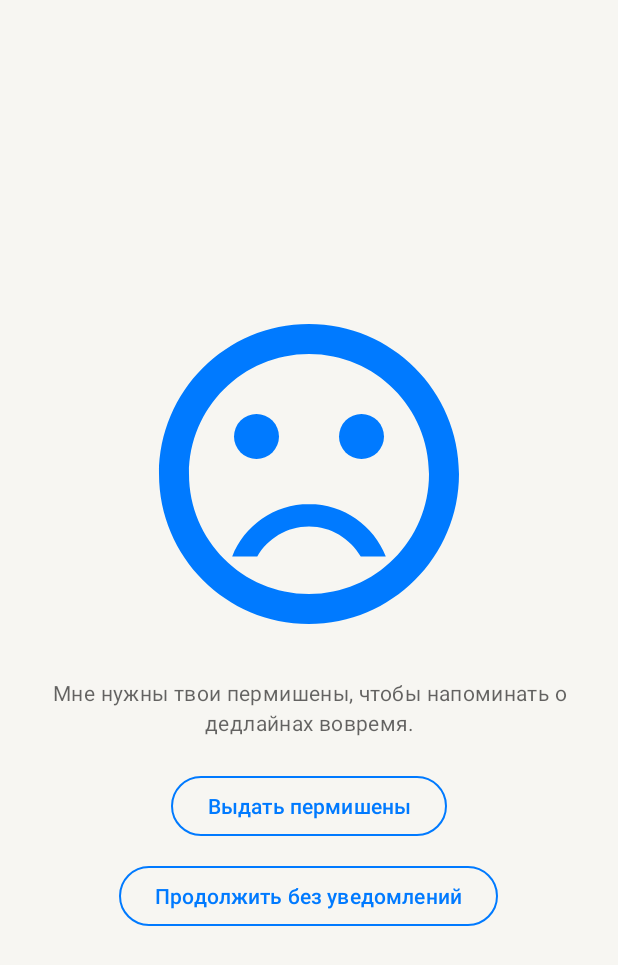
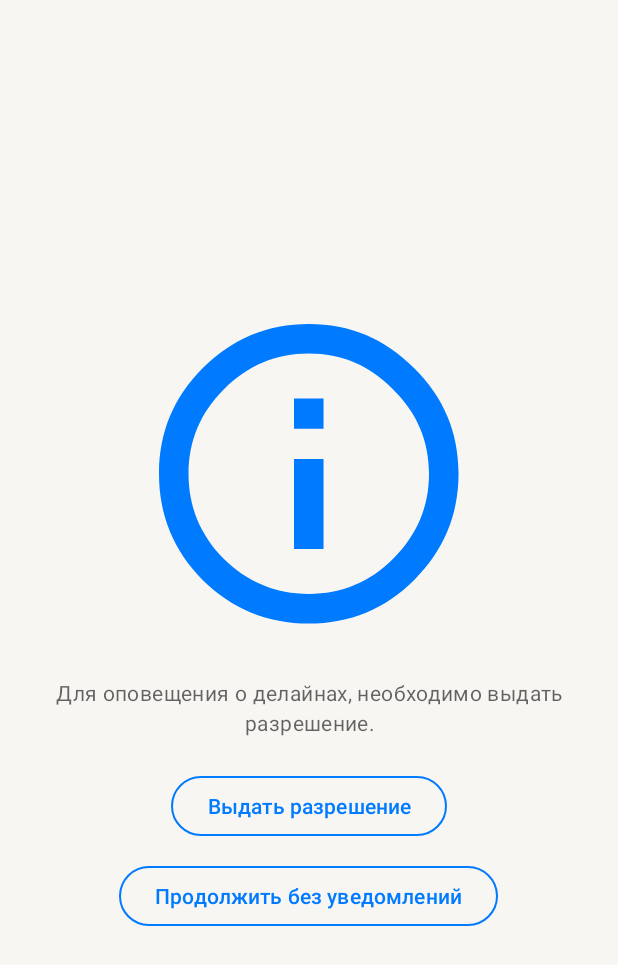
Before and after one commit to Mobile-Developement-School-23/android-todo-app-nebrog, an Android app built with Jetpack Compose: the fragment PermissionsFragment placed in its activity, on a phone screen of 412 x 824 dp. Shown: the top 965 px of the screen. Run offline under Robolectric (Android 15) with nearby library versions, the phone set to English and light mode, and no system bars; our stand-ins replace Dagger/Hilt's generated code; network calls fail; 2 statements that could not run were skipped.

Commit message:
поправил код

```diff
--- a/app/src/main/java/com/example/todoapp/presentation/permissions/PermissionsFragment.kt
+++ b/app/src/main/java/com/example/todoapp/presentation/permissions/PermissionsFragment.kt
@@ -6,12 +6,17 @@ import android.content.SharedPreferences
 import android.net.Uri
 import android.os.Bundle
 import android.provider.Settings.ACTION_APPLICATION_DETAILS_SETTINGS
+import android.view.LayoutInflater
 import android.view.View
+import android.view.ViewGroup
 import androidx.activity.result.ActivityResultLauncher
 import androidx.activity.result.contract.ActivityResultContracts.RequestMultiplePermissions
 import androidx.activity.result.contract.ActivityResultContracts.StartActivityForResult
 import androidx.fragment.app.Fragment
 import com.example.todoapp.R
+import com.example.todoapp.databinding.FragmentPermissionsLayoutBinding
+import com.example.todoapp.databinding.FragmetTodolistBinding
+import com.example.todoapp.presentation.connectivity.NetworkChangeListener
 import com.example.todoapp.utils.checkPermissions
 
 class PermissionsFragment : Fragment(R.layout.fragment_permissions_layout) {
@@ -20,11 +25,8 @@ class PermissionsFragment : Fragment(R.layout.fragment_permissions_layout) {
     private val requestSystemSettings = registerForSystemSettingsResult()
     private val requiredPermissions by lazy { readPermissionsFromArguments() }
     private val sharedPreferences by lazy { createSharedPreferences() }
-
-    override fun onViewCreated(view: View, savedInstanceState: Bundle?) {
-        super.onViewCreated(view, savedInstanceState)
-        setUpClickListeners()
-    }
+    private var _binding: FragmentPermissionsLayoutBinding? = null
+    private val binding get() = _binding!!
 
     override fun onStart() {
         super.onStart()
@@ -34,11 +36,23 @@ class PermissionsFragment : Fragment(R.layout.fragment_permissions_layout) {
         }
     }
 
+    override fun onCreateView(inflater: LayoutInflater, container: ViewGroup?, savedInstanceState: Bundle?): View? {
+        _binding = FragmentPermissionsLayoutBinding.inflate(inflater, container, false)
+        return binding.root
+    }
+
+    override fun onViewCreated(view: View, savedInstanceState: Bundle?) {
+        super.onViewCreated(view, savedInstanceState)
+        setUpClickListeners()
+    }
+
+    override fun onDestroyView() {
+        super.onDestroyView()
+        _binding = null
+    }
+
     private fun setUpClickListeners() {
-        val requestButton = requireView().findViewById<View>(R.id.permission_button_request)
-        val rejectButton = requireView().findViewById<View>(R.id.permission_button_reject)
-
-        requestButton.setOnClickListener {
+        binding.permissionButtonRequest.setOnClickListener {
             // 1.       pref=false, shouldShowRequestPermissionRationale() = false
             // 2.       pref=true, shouldShowRequestPermissionRationale() = true
             // 3,4,5... pref=true, shouldShowRequestPermissionRationale() = false
@@ -52,7 +66,8 @@ class PermissionsFragment : Fragment(R.layout.fragment_permissions_layout) {
             }
             sharedPreferences.edit().putBoolean(SHARED_PREF_KEY, true).apply()
         }
-        rejectButton.setOnClickListener {
+
+        binding.permissionButtonReject.setOnClickListener {
             parentFragmentManager.popBackStack()
         }
     }
--- a/app/src/main/res/layout/fragment_permissions_layout.xml
+++ b/app/src/main/res/layout/fragment_permissions_layout.xml
@@ -12,11 +12,11 @@
         android:layout_width="240dp"
         android:layout_height="240dp"
         android:tint="?attr/colorPrimary"
-        android:src="@drawable/network_error" />
+        android:src="@drawable/info" />
 
     <com.google.android.material.textview.MaterialTextView
         style="@style/MaterialAlertDialog.Material3.Body.Text"
-        android:text="Мне нужны твои пермишены, чтобы напоминать о дедлайнах вовремя."
+        android:text="@string/request_permissions"
         android:layout_width="wrap_content"
         android:gravity="center"
         android:layout_height="wrap_content"
@@ -28,7 +28,7 @@
         android:layout_margin="6dp"
         android:layout_width="wrap_content"
         android:layout_height="wrap_content"
-        android:text="Выдать пермишены" />
+        android:text="@string/reject_permissions" />
 
     <com.google.android.material.button.MaterialButton
         android:id="@+id/permission_button_reject"
@@ -36,6 +36,6 @@
         style="@style/Widget.Material3.Button.OutlinedButton"
         android:layout_width="wrap_content"
         android:layout_height="wrap_content"
-        android:text="Продолжить без уведомлений" />
+        android:text="@string/without_notification" />
 
 </androidx.appcompat.widget.LinearLayoutCompat>
--- a/app/src/main/res/values/strings.xml
+++ b/app/src/main/res/values/strings.xml
@@ -25,4 +25,7 @@
     <string name="notification_low_priority">Важность: Низкая</string>
     <string name="notification_normal_priority">Важность: Обычная</string>
     <string name="notification_high_priority">Важность: Высокая</string>
+    <string name="reject_permissions">Выдать разрешение</string>
+    <string name="without_notification">Продолжить без уведомлений</string>
+    <string name="request_permissions">Для оповещения о делайнах, необходимо выдать разрешение.</string>
 </resources>
```
